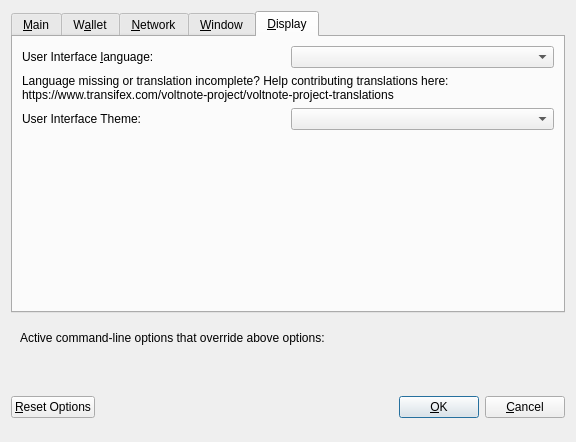
Above: src/qt/forms/optionsdialog.ui from VOLTNOTE/VTN before the change. Below: the same form after it.
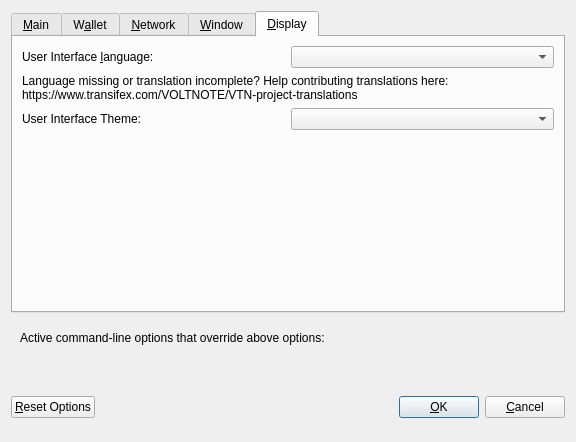
That is the form after the change. The open tabs and pages were chosen to show the change. Custom widgets are drawn as their Qt base class.

Diff of the .ui file:
```diff
--- a/src/qt/forms/optionsdialog.ui
+++ b/src/qt/forms/optionsdialog.ui
@@ -428,7 +428,7 @@
          </property>
          <property name="text">
           <string>Language missing or translation incomplete? Help contributing translations here:
-https://www.transifex.com/voltnote-project/voltnote-project-translations</string>
+https://www.transifex.com/VOLTNOTE/VTN-project-translations</string>
          </property>
          <property name="wordWrap">
           <bool>true</bool>
```
